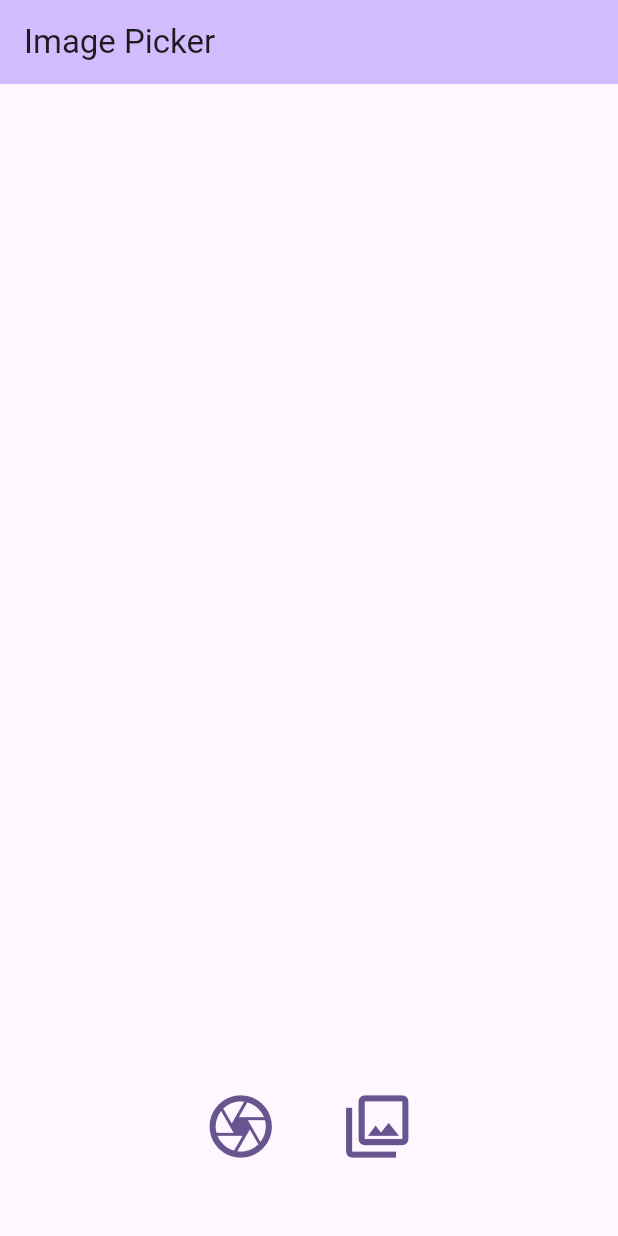
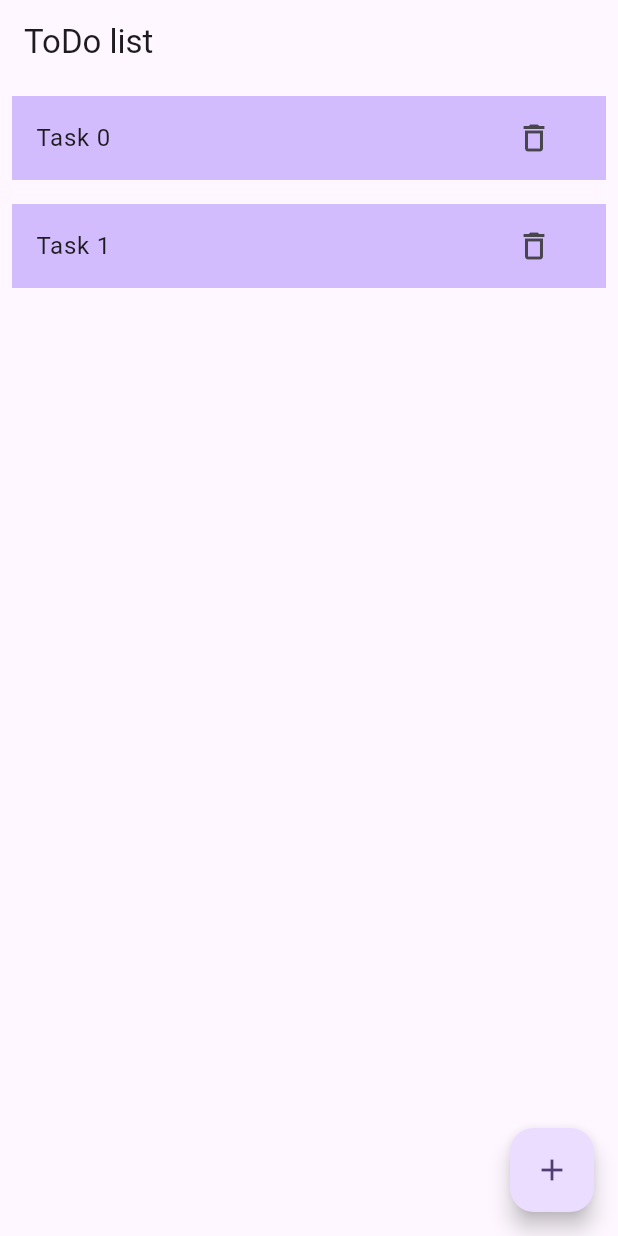
Before and after one commit to IamShahabAlam/BLoCking_BLoC, a Flutter app: the screen it shows after launch, on a phone screen of 412 x 824 dp. Run offline on Flutter 3.47's test engine with Material 3 defaults, Android fonts, the phone set to English and light mode, and no system bars; our stand-ins replace bloc, equatable, flutter_bloc, image_picker.

Commit message:
Todo List Ui

```diff
--- a/lib/main.dart
+++ b/lib/main.dart
@@ -1,8 +1,10 @@
 import 'package:bloc_app/bloc/counter/counter_bloc.dart';
 import 'package:bloc_app/bloc/image_picker/image_picker_bloc.dart';
 import 'package:bloc_app/bloc/switch/switch_bloc.dart';
+import 'package:bloc_app/bloc/todo_list/todo_list_bloc.dart';
 import 'package:bloc_app/presentation/image_picker/image_picker_screen.dart';
 import 'package:bloc_app/presentation/switch/switch_screen.dart';
+import 'package:bloc_app/presentation/todo_list/todo_list_screen.dart';
 import 'package:bloc_app/utils/image_picker_utils/image_picker_utils.dart';
 import 'package:flutter/material.dart';
 import 'package:flutter_bloc/flutter_bloc.dart';
@@ -25,6 +27,7 @@ class MyApp extends StatelessWidget {
         BlocProvider(
           create: (_) => ImagePickerBloc(ImagePickerUtils()),
         ),
+        BlocProvider(create: (_) => ToDoBloc()),
       ],
       child: MaterialApp(
           title: 'Flutter Demo',
@@ -32,7 +35,8 @@ class MyApp extends StatelessWidget {
             colorScheme: ColorScheme.fromSeed(seedColor: Colors.deepPurple),
             useMaterial3: true,
           ),
-          home: const ImagePickerScreen()
+          home: const ToDoListScreen()
+          // ImagePickerScreen()
           // SwitchScreen()
           // CounterScreen(),
           // const EquatablePage(title: 'EQUATABLE'),
--- /dev/null
+++ b/lib/presentation/todo_list/todo_list_screen.dart
@@ -0,0 +1,65 @@
+import 'package:bloc_app/bloc/todo_list/todo_list_bloc.dart';
+import 'package:bloc_app/bloc/todo_list/todo_list_event.dart';
+import 'package:bloc_app/bloc/todo_list/todo_list_state.dart';
+import 'package:flutter/material.dart';
+import 'package:flutter_bloc/flutter_bloc.dart';
+
+class ToDoListScreen extends StatefulWidget {
+  const ToDoListScreen({super.key});
+
+  @override
+  State<ToDoListScreen> createState() => _ToDoListScreenState();
+}
+
+class _ToDoListScreenState extends State<ToDoListScreen> {
+  @override
+  Widget build(BuildContext context) {
+    return Scaffold(
+      appBar: AppBar(
+        title: const Text('ToDo list'),
+      ),
+      body: Column(
+        children: [
+          BlocBuilder<ToDoBloc, ToDoState>(
+              buildWhen: (p, c) => p.todoList != c.todoList,
+              builder: (context, state) {
+                print(state.todoList.toString());
+                return Expanded(
+                  child: ListView.builder(
+                    itemCount: state.todoList.length,
+                    itemBuilder: (_, index) {
+                      if (state.todoList.isEmpty) {
+                        return const Text('ToDo List is Empty');
+                      } else {
+                        return Padding(
+                          padding: const EdgeInsets.all(8.0),
+                          child: ListTile(
+                            tileColor: Theme.of(context).colorScheme.inversePrimary,
+                            title: Text(state.todoList[index].toString()),
+                            trailing: IconButton(
+                                onPressed: () {
+                                  context.read<ToDoBloc>().add(OnRemoveTodo(task: state.todoList[index]));
+                                  // BlocProvider.of<ToDoBloc>(context).add(OnRemoveTodo(task: state.todoList[index]));
+                                },
+                                icon: const Icon(Icons.delete_outlined)),
+                          ),
+                        );
+                      }
+                    },
+                  ),
+                );
+              })
+        ],
+      ),
+      floatingActionButton: BlocBuilder<ToDoBloc, ToDoState>(builder: (_, state) {
+        return FloatingActionButton(
+          onPressed: () {
+            context.read<ToDoBloc>().add(OnAddTodo(task: 'Task ${state.todoList.length}'));
+            // BlocProvider.of<ToDoBloc>(context).add(OnAddTodo(task: 'Task ${state.todoList.length}'));
+          },
+          child: const Icon(Icons.add),
+        );
+      }),
+    );
+  }
+}
```
